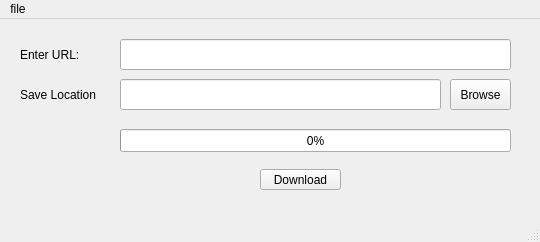
First picture: the form in main.ui, repository MoCrespo/cr-downloader, before the edit.
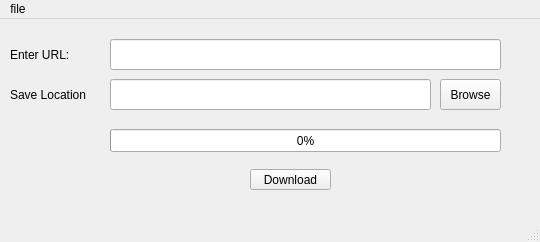
Second picture: the form after the edit. Icons and pictures are not drawn.

Commit message: create handel UI function

```diff
--- a/main.ui
+++ b/main.ui
@@ -2232,7 +2232,7 @@
    <widget class="QPushButton" name="pushButton">
     <property name="geometry">
      <rect>
-      <x>260</x>
+      <x>250</x>
       <y>150</y>
       <width>81</width>
       <height>21</height>
@@ -2245,7 +2245,7 @@
    <widget class="QLineEdit" name="lineEdit">
     <property name="geometry">
      <rect>
-      <x>120</x>
+      <x>110</x>
       <y>20</y>
       <width>391</width>
       <height>31</height>
@@ -2255,7 +2255,7 @@
    <widget class="QLineEdit" name="lineEdit_2">
     <property name="geometry">
      <rect>
-      <x>120</x>
+      <x>110</x>
       <y>60</y>
       <width>321</width>
       <height>31</height>
@@ -2265,7 +2265,7 @@
    <widget class="QLabel" name="label">
     <property name="geometry">
      <rect>
-      <x>20</x>
+      <x>10</x>
       <y>20</y>
       <width>61</width>
       <height>31</height>
@@ -2278,7 +2278,7 @@
    <widget class="QLabel" name="label_2">
     <property name="geometry">
      <rect>
-      <x>20</x>
+      <x>10</x>
       <y>60</y>
       <width>81</width>
       <height>31</height>
@@ -2291,7 +2291,7 @@
    <widget class="QProgressBar" name="progressBar">
     <property name="geometry">
      <rect>
-      <x>120</x>
+      <x>110</x>
       <y>110</y>
       <width>391</width>
       <height>23</height>
@@ -2308,7 +2308,7 @@
    <widget class="QPushButton" name="pushButton_2">
     <property name="geometry">
      <rect>
-      <x>450</x>
+      <x>440</x>
       <y>60</y>
       <width>61</width>
       <height>31</height>
```
Left out of the diff: 3 changed lines with no effect on the pictures. The commit also changes 1 other file.
